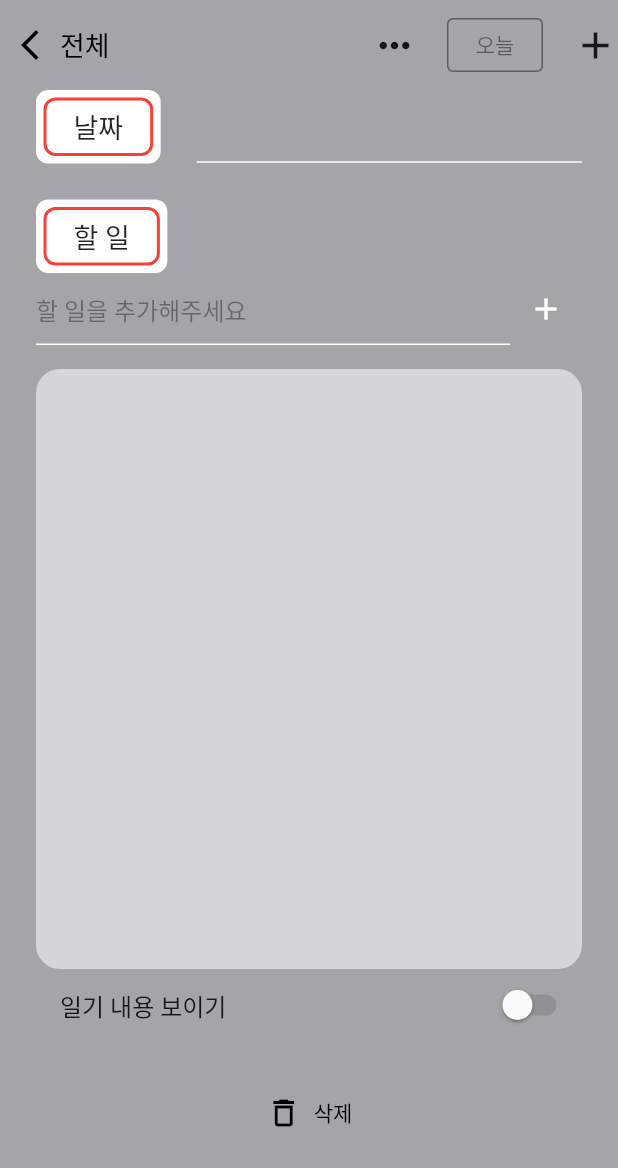
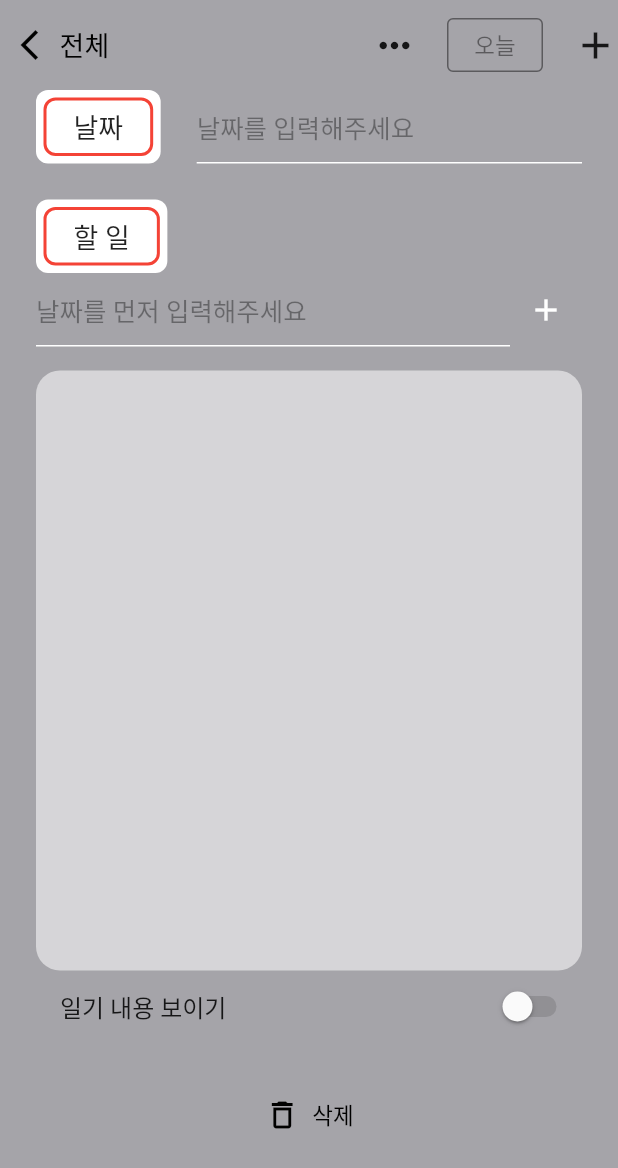
Before and after one commit to m-dzn/doing_doing_clone, a Flutter app: the DiaryEditorScreen screen opened directly, on a phone screen of 412 x 824 dp. Shown: the top 1168 px of the screen. Run offline on Flutter 3.47's test engine with Material 2 defaults, Android fonts, the phone set to English and light mode, and no system bars; our stand-ins replace cloud_firestore, firebase_core; accounts and stored records are empty; generated files the repository leaves out were written again.

Commit message:
feature(Todo): Todo Editor 날짜 입력 위젯 추가

```diff
--- a/lib/api/api_todos.dart
+++ b/lib/api/api_todos.dart
@@ -13,9 +13,12 @@ class TodosApi {
     return todoDoc.id;
   }
 
-  static Stream<List<Todo>> readTodos(DateTime date) {
-    final DateTime start = DateTime(date.year, date.month, 1, 0 , 0, 0);
-    final DateTime end = DateTime(date.year, date.month, 4, 23, 59, 59);
+  static Stream<List<Todo>> readTodos(DateTime? date) {
+    print(date);
+    if (date == null) return const Stream.empty();
+
+    final DateTime start = DateTime(date.year, date.month, date.day, 0 , 0, 0);
+    final DateTime end = DateTime(date.year, date.month, date.day, 23, 59, 59);
 
     return FirebaseFirestore.instance
       .collection('todo')
--- a/lib/screen/screen_diary_editor.dart
+++ b/lib/screen/screen_diary_editor.dart
@@ -3,9 +3,15 @@ import 'package:doing_doing_clone/widget/common/custom_app_bar.dart';
 import 'package:doing_doing_clone/widget/common/dd_text_field.dart';
 import 'package:doing_doing_clone/widget/common/name_sticker.dart';
 import 'package:doing_doing_clone/widget/todo_editor/todo_editor.dart';
+import 'package:intl/intl.dart';
 
 class DiaryEditorScreen extends StatefulWidget {
-  const DiaryEditorScreen({Key? key}) : super(key: key);
+  final DateTime? defaultDate;
+
+  const DiaryEditorScreen({
+    Key? key,
+    this.defaultDate
+  }) : super(key: key);
 
   @override
   State<DiaryEditorScreen> createState() => _DiaryEditorScreenState();
@@ -13,6 +19,28 @@ class DiaryEditorScreen extends StatefulWidget {
 
 class _DiaryEditorScreenState extends State<DiaryEditorScreen> {
   bool _isShow = false;
+  final TextEditingController _dateTextController = TextEditingController();
+  final DateFormat dateFormat = DateFormat('yyyy년 MM월 dd일 (E)', 'ko');
+  DateTime? date;
+
+  @override
+  void initState() {
+    super.initState();
+
+    // 기본 날짜값이 있으면 보여줍니다.
+    setState(() {
+      date = widget.defaultDate;
+    });
+    if (date != null) {
+      _dateTextController.text = dateFormat.format(date!);
+    }
+  }
+
+  @override
+  void dispose() {
+    _dateTextController.dispose();
+    super.dispose();
+  }
 
   @override
   Widget build(BuildContext context) {
@@ -27,19 +55,40 @@ class _DiaryEditorScreenState extends State<DiaryEditorScreen> {
                           children: [
                             const NameSticker(label: '날짜'),
                             const SizedBox(width: 24),
-                      Expanded(child: DDTextField()),
+                            Expanded(child: DDTextField(
+                              controller: _dateTextController,
+                              readOnly: true,
+                              hintText: "날짜를 입력해주세요",
+                              onTap: () async {
+                                DateTime? pickedDate = await showDatePicker(
+                                    context: context,
+                                    initialDate: DateTime.now(),
+                                    firstDate: DateTime(2000),
+                                    lastDate: DateTime(2101)
+                                );
+
+                                if (pickedDate != null) {
+                                  setState(() {
+                                    date = pickedDate;
+                                  });
+                                  _dateTextController.text = dateFormat.format(
+                                      date!);
+                                }
+                              },
+                            )),
                           ]
                       ),
                       const SizedBox(height: 24),
 
-                const TodoEditor(),
+                      TodoEditor(date: date),
 
                       Container( // 일기 내용 보이기
                         padding: const EdgeInsets.only(left: 16, right: 4),
                         child: Row(
                             mainAxisAlignment: MainAxisAlignment.spaceBetween,
                             children: [
-                      const Text('일기 내용 보이기', style: TextStyle(fontSize: 16)),
+                              const Text(
+                                  '일기 내용 보이기', style: TextStyle(fontSize: 16)),
                               Switch(
                                   inactiveTrackColor: Colors.black12,
                                   activeTrackColor: const Color(0xffF4AEA4),
@@ -57,8 +106,10 @@ class _DiaryEditorScreenState extends State<DiaryEditorScreen> {
                       const SizedBox(height: 24),
                       Center(
                         child: TextButton.icon(
-                    icon: const Icon(Icons.delete_outlined, color: Colors.black),
-                    label: const Text('삭제', style: TextStyle(color: Colors.black),),
+                          icon: const Icon(
+                              Icons.delete_outlined, color: Colors.black),
+                          label: const Text(
+                            '삭제', style: TextStyle(color: Colors.black),),
                           onPressed: () {},
                         ),
                       )
--- a/lib/widget/common/dd_text_field.dart
+++ b/lib/widget/common/dd_text_field.dart
@@ -1,27 +1,34 @@
 import 'package:flutter/material.dart';
 
 class DDTextField extends StatelessWidget {
-  TextEditingController? controller;
-  String hintText;
-  Function(String)? onChanged;
-  Function(String)? onSubmitted;
+  TextEditingController?  controller;
+  String                  hintText;
+  bool                    readOnly;
+  Function(String)?       onChanged;
+  Function(String)?       onSubmitted;
+  Function()?             onTap;
 
-  DDTextField(
-      {super.key,
-      this.controller,
-      this.hintText = "",
-      this.onChanged,
-      this.onSubmitted});
+  DDTextField({
+    super.key,
+    this.controller,
+    this.hintText = "",
+    bool? readOnly,
+    this.onChanged,
+    this.onSubmitted,
+    this.onTap
+  }) : readOnly = readOnly ?? false;
 
   @override
   Widget build(BuildContext context) {
     return TextField(
-        controller: controller,
-        onChanged: onChanged,
-        onSubmitted: onSubmitted,
-        decoration: InputDecoration(
+        controller:     controller,
+        readOnly:       readOnly,
+        onChanged:      onChanged,
+        onSubmitted:    onSubmitted,
+        onTap:          onTap,
+        decoration:     InputDecoration(
             hintText: hintText,
-            hintStyle: TextStyle(color: Colors.black38),
+            hintStyle: const TextStyle(color: Colors.black38),
             enabledBorder: const UnderlineInputBorder(
                 borderSide: BorderSide(color: Colors.white)),
             focusedBorder: const UnderlineInputBorder(
--- a/lib/widget/todo_editor/todo_editor.dart
+++ b/lib/widget/todo_editor/todo_editor.dart
@@ -9,7 +9,12 @@ import 'package:provider/provider.dart';
 import '../common/name_sticker.dart';
 
 class TodoEditor extends StatefulWidget {
-  const TodoEditor({Key? key}) : super(key: key);
+  DateTime? date;
+
+  TodoEditor({
+    Key? key,
+    this.date
+  }) : super(key: key);
 
   @override
   State<TodoEditor> createState() => _TodoEditorState();
@@ -20,18 +25,21 @@ class _TodoEditorState extends State<TodoEditor> {
 
   @override
   Widget build(BuildContext context) {
+    bool isDateSelected = widget.date != null;
+
     return Column(crossAxisAlignment: CrossAxisAlignment.start, children: [
       const NameSticker(label: '할 일'),
       Row(children: [
         Expanded(
             child: DDTextField(
           controller: _textController,
-          hintText: "할 일을 추가해주세요",
+          hintText: isDateSelected ? "할 일을 추가해주세요" : "날짜를 먼저 입력해주세요",
+          readOnly: !isDateSelected
         )),
         IconButton(
             icon: const Icon(Icons.add, color: Colors.white),
             onPressed: () async {
-              Todo newTodo = Todo(text: _textController.text);
+              Todo newTodo = Todo(text: _textController.text, date: widget.date);
               await TodosApi.createTodo(newTodo);
               _textController.clear();
             }),
@@ -40,7 +48,7 @@ class _TodoEditorState extends State<TodoEditor> {
 
       /* 드래그 정렬 가능한 할 일 목록 위젯 */
       StreamBuilder<List<Todo>>(
-          stream: TodosApi.readTodos(DateTime.now()),
+          stream: TodosApi.readTodos(widget.date),
           builder: (context, snapshot) {
             switch (snapshot.connectionState) {
               case ConnectionState.waiting:
--- a/pubspec.yaml
+++ b/pubspec.yaml
@@ -31,6 +31,9 @@ environment:
 dependencies:
   flutter:
     sdk: flutter
+  flutter_localizations:
+    sdk: flutter
+  intl: ^0.17.0
 
 
   # The following adds the Cupertino Icons font to your application.
```
Also changed, not shown: lib/api/api_diaries.dart (added, +36 -0 lines), lib/main.dart (+10 -0 lines), lib/model/model_diary.dart (+34 -12 lines), pubspec.lock. Lines whose indentation alone changed are shown as unchanged.
